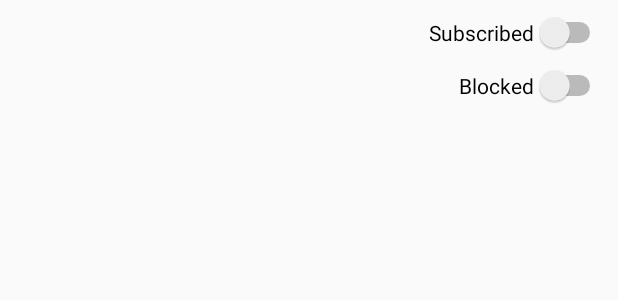
After one commit to NickvanDyke/Whos-Down-Android, an Android app: the layout activity_contact.xml on its own in the app's theme, with its tools: preview values and no code run, on a phone screen of 412 x 824 dp. The commit adds this screen. Shown: the top 300 px of the screen. Run offline under Robolectric (Android 15) with nearby library versions, the phone set to English and light mode, and no system bars.

Commit message:
Add basic contact page

```diff
--- a/app/src/main/java/com/vandyke/whosdown/ui/main/view/peepslist/PeepsAdapter.kt
+++ b/app/src/main/java/com/vandyke/whosdown/ui/main/view/peepslist/PeepsAdapter.kt
@@ -6,9 +6,9 @@ import android.view.LayoutInflater
 import android.view.ViewGroup
 import com.vandyke.whosdown.R
 import com.vandyke.whosdown.data.Peep
-import com.vandyke.whosdown.ui.main.viewmodel.ViewModel
+import com.vandyke.whosdown.ui.main.viewmodel.MainViewModel
 
-class PeepsAdapter(val viewModel: ViewModel) : RecyclerView.Adapter<PeepHolder>() {
+class PeepsAdapter(val viewModel: MainViewModel) : RecyclerView.Adapter<PeepHolder>() {
     init {
         viewModel.peeps.addOnListChangedCallback(object : ObservableList.OnListChangedCallback<ObservableList<Peep>>() {
             override fun onChanged(sender: ObservableList<Peep>) {
--- a/app/src/main/res/layout/activity_blocking.xml
+++ b/app/src/main/res/layout/activity_blocking.xml
@@ -8,6 +8,6 @@
     xmlns:tools="http://schemas.android.com/tools"
     android:layout_width="match_parent"
     android:layout_height="match_parent"
-    tools:context="com.vandyke.whosdown.ui.blocking.BlockingActivity"
+    tools:context="com.vandyke.whosdown.ui.contacts.ContactsActivity"
     xmlns:app="http://schemas.android.com/apk/res-auto">
 </android.support.v7.widget.RecyclerView>
--- /dev/null
+++ b/app/src/main/res/layout/activity_contact.xml
@@ -0,0 +1,43 @@
+<?xml version="1.0" encoding="utf-8"?>
+<layout
+    xmlns:app="http://schemas.android.com/apk/res-auto"
+    xmlns:android="http://schemas.android.com/apk/res/android">
+
+    <data>
+
+        <import type="android.view.View"/>
+
+        <variable
+            name="viewModel"
+            type="com.vandyke.whosdown.ui.contact.viewmodel.ContactViewModel"/>
+    </data>
+
+    <android.support.constraint.ConstraintLayout
+        xmlns:tools="http://schemas.android.com/tools"
+        android:layout_width="match_parent"
+        android:layout_height="match_parent"
+        tools:context="com.vandyke.whosdown.ui.contact.view.ContactActivity">
+
+        <Switch
+            android:checked="@={viewModel.subscribed}"
+            android:text="Subscribed"
+            android:layout_width="wrap_content"
+            android:layout_height="wrap_content"
+            android:id="@+id/subscribedSwitch"
+            android:layout_marginTop="8dp"
+            android:layout_marginEnd="8dp"
+            app:layout_constraintRight_toRightOf="parent"
+            app:layout_constraintTop_toTopOf="parent"/>
+
+        <Switch
+            android:checked="@={viewModel.blocked}"
+            android:text="Blocked"
+            android:layout_width="wrap_content"
+            android:layout_height="wrap_content"
+            android:id="@+id/blockedSwitch"
+            android:layout_marginEnd="8dp"
+            app:layout_constraintRight_toRightOf="parent"
+            android:layout_marginTop="8dp"
+            app:layout_constraintTop_toBottomOf="@+id/subscribedSwitch"/>
+    </android.support.constraint.ConstraintLayout>
+</layout>
--- a/app/src/main/res/layout/activity_main.xml
+++ b/app/src/main/res/layout/activity_main.xml
@@ -9,7 +9,7 @@
 
         <variable
             name="viewModel"
-            type="com.vandyke.whosdown.ui.main.viewmodel.ViewModel"/>
+            type="com.vandyke.whosdown.ui.main.viewmodel.MainViewModel"/>
     </data>
 
     <android.support.constraint.ConstraintLayout
--- a/app/src/main/res/menu/main_popup.xml
+++ b/app/src/main/res/menu/main_popup.xml
@@ -5,6 +5,6 @@
         android:id="@+id/share"
         android:title="Share"/>
     <item
-        android:id="@+id/blockContacts"
-        android:title="Block contacts"/>
+        android:id="@+id/contacts"
+        android:title="Contacts"/>
 </menu>
```
Also changed, not shown: app/src/main/AndroidManifest.xml (+12 -10 lines), app/src/main/java/com/vandyke/whosdown/ui/blocking/BlockingAdapter.kt (deleted, +0 -53 lines), app/src/main/java/com/vandyke/whosdown/ui/blocking/BlockingHolder.kt (deleted, +0 -49 lines), app/src/main/java/com/vandyke/whosdown/ui/contact/model/ContactModel.kt (added, +41 -0 lines), app/src/main/java/com/vandyke/whosdown/ui/contact/view/ContactActivity.kt (added, +35 -0 lines), app/src/main/java/com/vandyke/whosdown/ui/contact/viewmodel/ContactViewModel.kt (added, +24 -0 lines), app/src/main/java/com/vandyke/whosdown/ui/contacts/ContactAdapter.kt (added, +36 -0 lines), app/src/main/java/com/vandyke/whosdown/ui/contacts/ContactHolder.kt (added, +27 -0 lines), app/src/main/java/com/vandyke/whosdown/ui/contacts/ContactsActivity.kt (renamed from app/src/main/java/com/vandyke/whosdown/ui/blocking/BlockingActivity.kt, +4 -4 lines), app/src/main/java/com/vandyke/whosdown/ui/main/model/FirebaseModel.kt (+7 -10 lines), app/src/main/java/com/vandyke/whosdown/ui/main/view/MainActivity.kt (+5 -6 lines), app/src/main/java/com/vandyke/whosdown/ui/main/viewmodel/MainViewModel.kt (renamed from app/src/main/java/com/vandyke/whosdown/ui/main/viewmodel/ViewModel.kt, +5 -2 lines), app/src/main/java/com/vandyke/whosdown/util/Util.kt (+16 -0 lines), app/src/main/res/layout/holder_contact.xml (renamed from app/src/main/res/layout/holder_blocking.xml).
